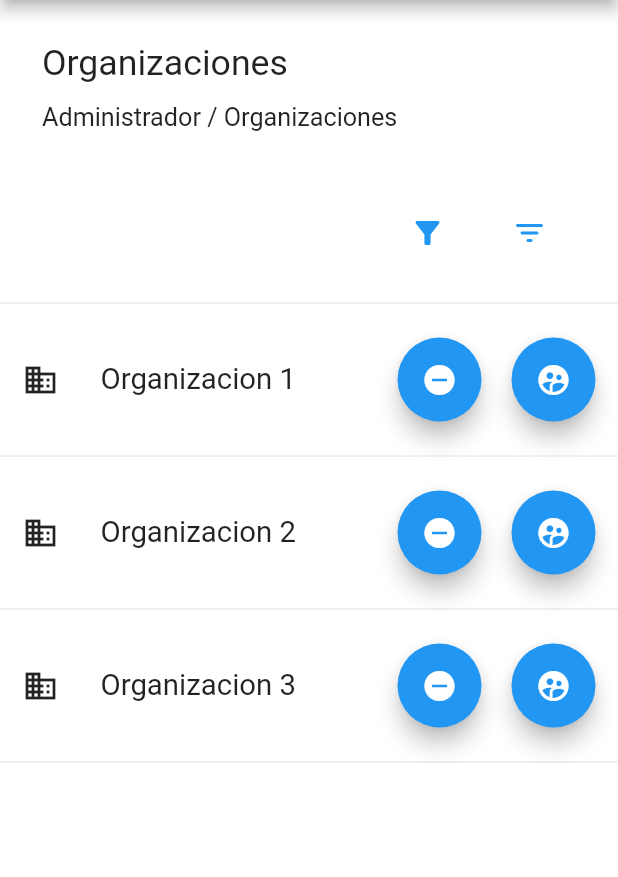
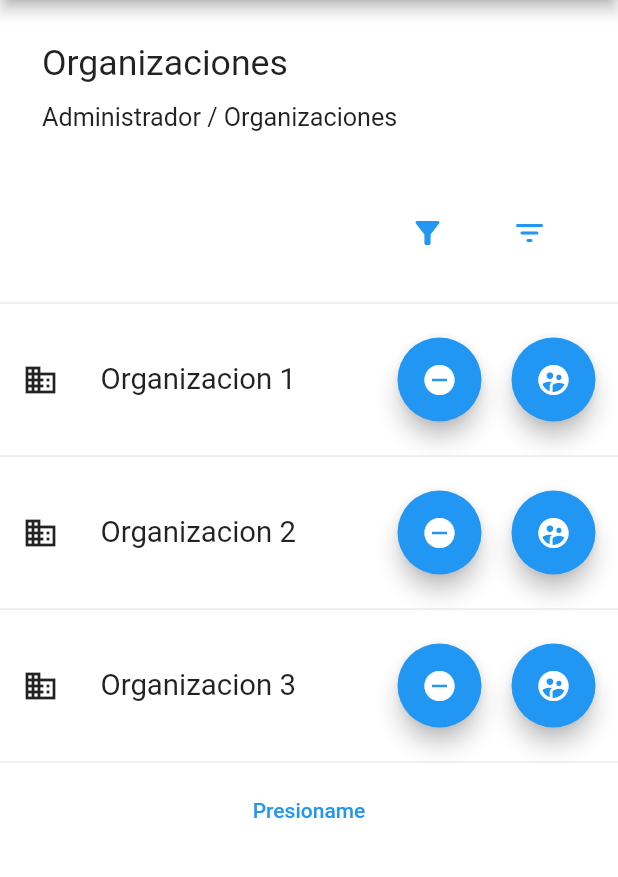
Before and after one commit to Dperedo/lomba-frontend, a Flutter app: the screen it shows after launch, on a phone screen of 412 x 824 dp, the part 84-961 px from its top. Run offline on Flutter 3.47's test engine with Material 2 defaults, Android fonts, the light colour scheme and no system bars; missing offline and left inert: dart:html.

Commit message:
snackbar después del diálogo
snackbar después del diálogo

```diff
--- a/lib/model/card.dart
+++ b/lib/model/card.dart
@@ -3,9 +3,9 @@ import 'package:flutter/material.dart';
 import 'package:front_lomba/model/models.dart';
 
 class CardSection extends StatelessWidget {
-
   final String organizacion;
   final IconData icon;
+  AlertSection? _alertSection;
   //final Widget bottonCancel;
 
   CardSection({
@@ -15,19 +15,33 @@ class CardSection extends StatelessWidget {
     //required this.bottonCancel,
   }) : super(key: key);
 
-final snackBar = SnackBar(
-              content: const Text('Se a desactivado la organización'),
+  final _snackBar = SnackBar(
     action: SnackBarAction(
-          label: 'Ok',
+      label: 'Action',
       onPressed: () {
-            // Some code to undo the change.
+        // Code to execute.
       },
     ),
-        duration: const Duration(milliseconds: 1000),
+    content: const Text('Awesome SnackBar!'),
+    duration: const Duration(milliseconds: 1500),
+    width: 280.0, // Width of the SnackBar.
+    padding: const EdgeInsets.symmetric(
+      horizontal: 8.0, // Inner padding for SnackBar content.
+    ),
+    behavior: SnackBarBehavior.floating,
+    shape: RoundedRectangleBorder(
+      borderRadius: BorderRadius.circular(10.0),
+    ),
   );
 
   @override
   Widget build(BuildContext context) {
+    this._alertSection = AlertSection(
+      title: 'Aviso',
+      dialog: 'Desea cambiar',
+      snackBar: _snackBar,
+    );
+
     return Padding(
       padding: new EdgeInsets.all(15.0),
       child: Row(
@@ -42,23 +56,53 @@ final snackBar = SnackBar(
                 //child: Text(this.organizacion, style: DefaultTextStyle.of(context).style.apply(fontSizeFactor: 1.4),),
                 alignment: Alignment.centerLeft,
                 child: TextButton(
-                  child: Text(this.organizacion, style: DefaultTextStyle.of(context).style.apply(fontSizeFactor: 1.4),),
-                  onPressed: () {
-                  },
-                )
+                  child: Text(
+                    this.organizacion,
+                    style: DefaultTextStyle.of(context)
+                        .style
+                        .apply(fontSizeFactor: 1.4),
                   ),
-            )
-          ),
+                  onPressed: () {},
+                )),
+          )),
           SizedBox(
             width: 20,
           ),
           FloatingActionButton(
             onPressed: () {
               //showCancel1(context, this.snackBar);
-            //ScaffoldMessenger.of(context).showSnackBar(this.snackBar);
+
               showDialog<String>(
                 context: context,
-        builder: (BuildContext context) => AlertSection(title: 'Aviso',dialog: 'Desea cambiar',));
+                builder: (context) => GestureDetector(
+                  onTap: () => Navigator.of(context).pop(),
+                  child: Scaffold(
+                    backgroundColor: Colors.transparent,
+                    body: Builder(
+                      builder: (context) => GestureDetector(
+                          onTap: () {},
+                          child: AlertSection(
+                            title: 'Aviso',
+                            dialog: 'Desea cambiar',
+                            snackBar: _snackBar,
+                          )),
+                    ),
+                  ),
+                ),
+              ).then((value) =>
+                  ScaffoldMessenger.of(context).showSnackBar(this._snackBar));
+
+/*
+              showDialog<String>(
+                  context: context,
+                  builder: (BuildContext context) => AlertSection(
+                        title: 'Aviso',
+                        dialog: 'Desea cambiar',
+                        snackBar: _snackBar,
+                      ));
+*/
+              //ScaffoldMessenger.of(context).showSnackBar(this._snackBar);
+
               //AlertSection(title: 'Aviso',dialog: 'Desea cambiar',);
             },
             child: Icon(Icons.do_not_disturb_on),
@@ -69,25 +113,24 @@ final snackBar = SnackBar(
           FloatingActionButton(
             child: Icon(Icons.supervised_user_circle),
             onPressed: () {
-            Navigator.push(context, MaterialPageRoute(builder: (context) => UserList()));
+              Navigator.push(
+                  context, MaterialPageRoute(builder: (context) => UserList()));
             },
           ),
-
         ],
       ),
     );
   }
 }
 
-showCancel1(BuildContext context,SnackBar snack) {
-
+showCancel1(BuildContext context, SnackBar snack) {
   Widget cancelButton = TextButton(
     child: Text("No"),
-    onPressed:  () {},
+    onPressed: () {},
   );
   Widget continueButton = TextButton(
     child: Text("Si"),
-    onPressed:  () {
+    onPressed: () {
       Navigator.pop(context, 'Si');
 
       // Find the ScaffoldMessenger in the widget tree
--- a/lib/screens/organization_screen.dart
+++ b/lib/screens/organization_screen.dart
@@ -12,7 +12,7 @@ class Organization extends StatelessWidget {
 
   @override
   Widget build(BuildContext context) {
-    return const MaterialApp(
+    return MaterialApp(
       debugShowCheckedModeBanner: false,
       title: appTitle,
       home: OrganizationPage(title: appTitle),
@@ -21,9 +21,28 @@ class Organization extends StatelessWidget {
 }
 
 class OrganizationPage extends StatelessWidget {
-  const OrganizationPage({ Key? key, required this.title }) : super(key: key);
+  OrganizationPage({Key? key, required this.title}) : super(key: key);
 
   final String title;
+
+  final _snackBar = SnackBar(
+    action: SnackBarAction(
+      label: 'Action',
+      onPressed: () {
+        // Code to execute.
+      },
+    ),
+    content: const Text('Awesome SnackBar!'),
+    duration: const Duration(milliseconds: 1500),
+    width: 280.0, // Width of the SnackBar.
+    padding: const EdgeInsets.symmetric(
+      horizontal: 8.0, // Inner padding for SnackBar content.
+    ),
+    behavior: SnackBarBehavior.floating,
+    shape: RoundedRectangleBorder(
+      borderRadius: BorderRadius.circular(10.0),
+    ),
+  );
 
   //Array organizacion = ['organizacion 1','organizacion 2','organizacion 3'] as Array<NativeType>,
 
@@ -31,36 +50,49 @@ class OrganizationPage extends StatelessWidget {
   Widget build(BuildContext context) {
     final menuOptions = AppRoutes.menuOptions;
     return Scaffold(
-      appBar: AppBar(
-        title: Text(title),
-        actions: [
+      appBar: AppBar(title: Text(title), actions: [
         IconButton(
           icon: const Icon(Icons.account_circle_rounded),
           tooltip: 'Perfil',
           onPressed: () {
-              Navigator.push(context, MaterialPageRoute(builder: (context) => Profile()));
+            Navigator.push(
+                context, MaterialPageRoute(builder: (context) => Profile()));
           },
         )
-        ]
-      ),
+      ]),
       body: Center(
         child: Column(
           children: [
-            TitleSection(title: "Organizaciones",subtitle: "Administrador / Organizaciones",),
+            TitleSection(
+              title: "Organizaciones",
+              subtitle: "Administrador / Organizaciones",
+            ),
             FilterSection(),
             Divider(),
-            CardSection(organizacion: "Organizacion 1",icon: Icons.business,),
+            CardSection(
+              organizacion: "Organizacion 1",
+              icon: Icons.business,
+            ),
             Divider(),
-            CardSection(organizacion: "Organizacion 2",icon: Icons.business,),
+            CardSection(
+              organizacion: "Organizacion 2",
+              icon: Icons.business,
+            ),
             Divider(),
-            CardSection(organizacion: "Organizacion 3",icon: Icons.business,),
+            CardSection(
+              organizacion: "Organizacion 3",
+              icon: Icons.business,
+            ),
             Divider(),
+            TextButton(
+                onPressed: () {
+                  ScaffoldMessenger.of(context).showSnackBar(_snackBar);
+                },
+                child: const Text('Presioname'))
             //Text('Organizaciones!',style: Theme.of(context).textTheme.headline3,),
           ],
         ),
       ),
-
-
       backgroundColor: Styles.defaultGreengroundColor,
       drawer: DrawerSection(),
     );
@@ -68,14 +100,13 @@ class OrganizationPage extends StatelessWidget {
 }
 
 showCancel(BuildContext context) {
-
   Widget cancelButton = TextButton(
     child: Text("No"),
-    onPressed:  () {},
+    onPressed: () {},
   );
   Widget continueButton = TextButton(
     child: Text("Si"),
-    onPressed:  () {},
+    onPressed: () {},
   );
 
   AlertDialog alert = AlertDialog(
```
Also changed, not shown: lib/model/alert.dart (+13 -11 lines), pubspec.lock. Lines whose indentation alone changed are shown as unchanged.
